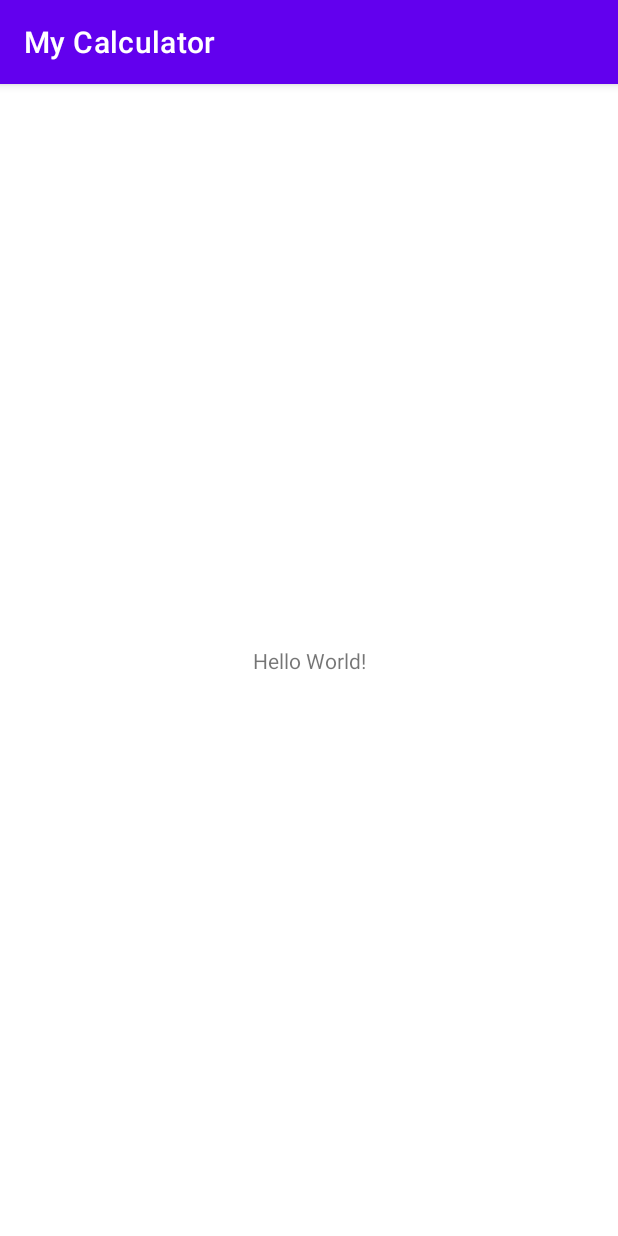
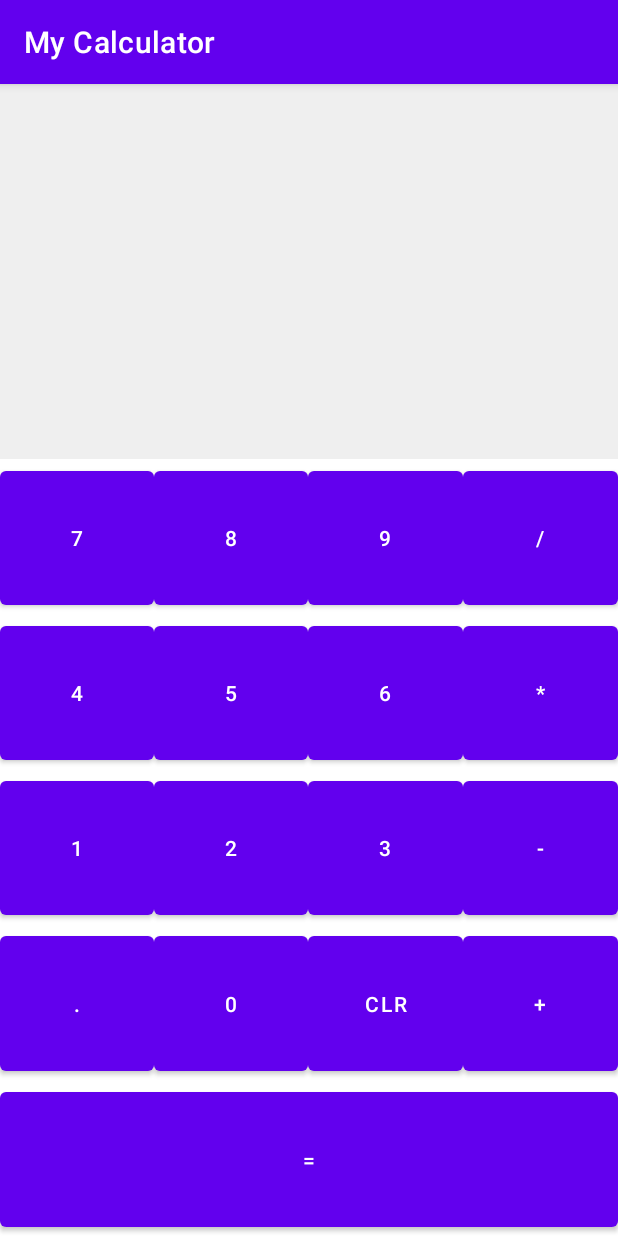
Before and after one commit to danielvportlandia/my-calculator-app, an Android app: the screen it shows after launch (MainActivity), on a phone screen of 412 x 824 dp. Run offline under Robolectric (Android 15) with nearby library versions, the phone set to English and light mode, and no system bars.

Commit message:
created button layout

```diff
--- a/app/src/main/java/com/example/mycalculator/MainActivity.kt
+++ b/app/src/main/java/com/example/mycalculator/MainActivity.kt
@@ -2,10 +2,16 @@ package com.example.mycalculator
 
 import androidx.appcompat.app.AppCompatActivity
 import android.os.Bundle
+import android.view.View
+import android.widget.Toast
 
 class MainActivity : AppCompatActivity() {
     override fun onCreate(savedInstanceState: Bundle?) {
         super.onCreate(savedInstanceState)
         setContentView(R.layout.activity_main)
     }
+
+    fun onDigit(view: View) {
+        Toast.makeText(this, "Button works", Toast.LENGTH_SHORT).show()
+    }
 }
--- a/app/src/main/res/layout/activity_main.xml
+++ b/app/src/main/res/layout/activity_main.xml
@@ -1,18 +1,198 @@
 <?xml version="1.0" encoding="utf-8"?>
-<androidx.constraintlayout.widget.ConstraintLayout xmlns:android="http://schemas.android.com/apk/res/android"
+<LinearLayout xmlns:android="http://schemas.android.com/apk/res/android"
     xmlns:app="http://schemas.android.com/apk/res-auto"
     xmlns:tools="http://schemas.android.com/tools"
     android:layout_width="match_parent"
     android:layout_height="match_parent"
+    android:orientation="vertical"
     tools:context=".MainActivity">
+    <TextView
+        android:id="@+id/tvInput"
+        android:layout_width="match_parent"
+        android:layout_height="250dp"
+        android:background="#efefef"
+        android:textSize="48sp"
+        android:maxLength="12"
+        />
 
-    <TextView
-        android:layout_width="wrap_content"
+    <LinearLayout
+        android:layout_width="match_parent"
         android:layout_height="wrap_content"
-        android:text="Hello World!"
-        app:layout_constraintBottom_toBottomOf="parent"
-        app:layout_constraintLeft_toLeftOf="parent"
-        app:layout_constraintRight_toRightOf="parent"
-        app:layout_constraintTop_toTopOf="parent" />
+        android:layout_marginTop="2dp"
+        android:layout_weight="1"
+        android:orientation="horizontal"
+        >
+        <Button
+            android:id="@+id/btnSeven"
+            android:layout_width="0dp"
+            android:layout_height="match_parent"
+            android:layout_weight="1"
+            android:text="7"
+            android:onClick="onDigit"
+            />
+        <Button
+            android:id="@+id/btnEight"
+            android:layout_width="0dp"
+            android:layout_height="match_parent"
+            android:layout_weight="1"
+            android:text="8"
+            android:onClick="onDigit"
+            />
+        <Button
+            android:id="@+id/btnNine"
+            android:layout_width="0dp"
+            android:layout_height="match_parent"
+            android:layout_weight="1"
+            android:text="9"
+            android:onClick="onDigit"
+            />
+        <Button
+            android:id="@+id/btnDivide"
+            android:layout_width="0dp"
+            android:layout_height="match_parent"
+            android:layout_weight="1"
+            android:text="/"
+            android:onClick="onDigit"
+            />
+    </LinearLayout>
 
-</androidx.constraintlayout.widget.ConstraintLayout>
+    <LinearLayout
+        android:layout_width="match_parent"
+        android:layout_height="wrap_content"
+        android:layout_marginTop="2dp"
+        android:layout_weight="1"
+        android:orientation="horizontal"
+        >
+        <Button
+            android:id="@+id/btnFour"
+            android:layout_width="0dp"
+            android:layout_height="match_parent"
+            android:layout_weight="1"
+            android:text="4"
+            android:onClick="onDigit"
+            />
+        <Button
+            android:id="@+id/btnFive"
+            android:layout_width="0dp"
+            android:layout_height="match_parent"
+            android:layout_weight="1"
+            android:text="5"
+            android:onClick="onDigit"
+            />
+        <Button
+            android:id="@+id/btnSix"
+            android:layout_width="0dp"
+            android:layout_height="match_parent"
+            android:layout_weight="1"
+            android:text="6"
+            android:onClick="onDigit"
+            />
+        <Button
+            android:id="@+id/btnMultiply"
+            android:layout_width="0dp"
+            android:layout_height="match_parent"
+            android:layout_weight="1"
+            android:text="*"
+            android:onClick="onDigit"
+            />
+    </LinearLayout>
+
+    <LinearLayout
+        android:layout_width="match_parent"
+        android:layout_height="wrap_content"
+        android:layout_marginTop="2dp"
+        android:layout_weight="1"
+        android:orientation="horizontal"
+        >
+        <Button
+            android:id="@+id/btnOne"
+            android:layout_width="0dp"
+            android:layout_height="match_parent"
+            android:layout_weight="1"
+            android:text="1"
+            android:onClick="onDigit"
+            />
+        <Button
+            android:id="@+id/btnTwo"
+            android:layout_width="0dp"
+            android:layout_height="match_parent"
+            android:layout_weight="1"
+            android:text="2"
+            android:onClick="onDigit"
+            />
+        <Button
+            android:id="@+id/btnThree"
+            android:layout_width="0dp"
+            android:layout_height="match_parent"
+            android:layout_weight="1"
+            android:text="3"
+            android:onClick="onDigit"
+            />
+        <Button
+            android:id="@+id/btnSubtract"
+            android:layout_width="0dp"
+            android:layout_height="match_parent"
+            android:layout_weight="1"
+            android:text="-"
+            android:onClick="onDigit"
+            />
+    </LinearLayout>
+
+    <LinearLayout
+        android:layout_width="match_parent"
+        android:layout_height="wrap_content"
+        android:layout_marginTop="2dp"
+        android:layout_weight="1"
+        android:orientation="horizontal"
+        >
+        <Button
+            android:id="@+id/btnDecimal"
+            android:layout_width="0dp"
+            android:layout_height="match_parent"
+            android:layout_weight="1"
+            android:text="."
+            android:onClick="onDigit"
+            />
+        <Button
+            android:id="@+id/btnZero"
+            android:layout_width="0dp"
+            android:layout_height="match_parent"
+            android:layout_weight="1"
+            android:text="0"
+            android:onClick="onDigit"
+            />
+        <Button
+            android:id="@+id/btnClear"
+            android:layout_width="0dp"
+            android:layout_height="match_parent"
+            android:layout_weight="1"
+            android:text="CLR"
+            android:onClick="onDigit"
+            />
+        <Button
+            android:id="@+id/btnAdd"
+            android:layout_width="0dp"
+            android:layout_height="match_parent"
+            android:layout_weight="1"
+            android:text="+"
+            android:onClick="onDigit"
+            />
+    </LinearLayout>
+
+    <LinearLayout
+        android:layout_width="match_parent"
+        android:layout_height="wrap_content"
+        android:layout_marginTop="2dp"
+        android:layout_weight="1"
+        android:orientation="horizontal"
+        >
+        <Button
+            android:id="@+id/btnEqual"
+            android:layout_width="match_parent"
+            android:layout_height="match_parent"
+            android:text="="
+            android:onClick="onDigit"
+            />
+    </LinearLayout>
+
+</LinearLayout>
```
